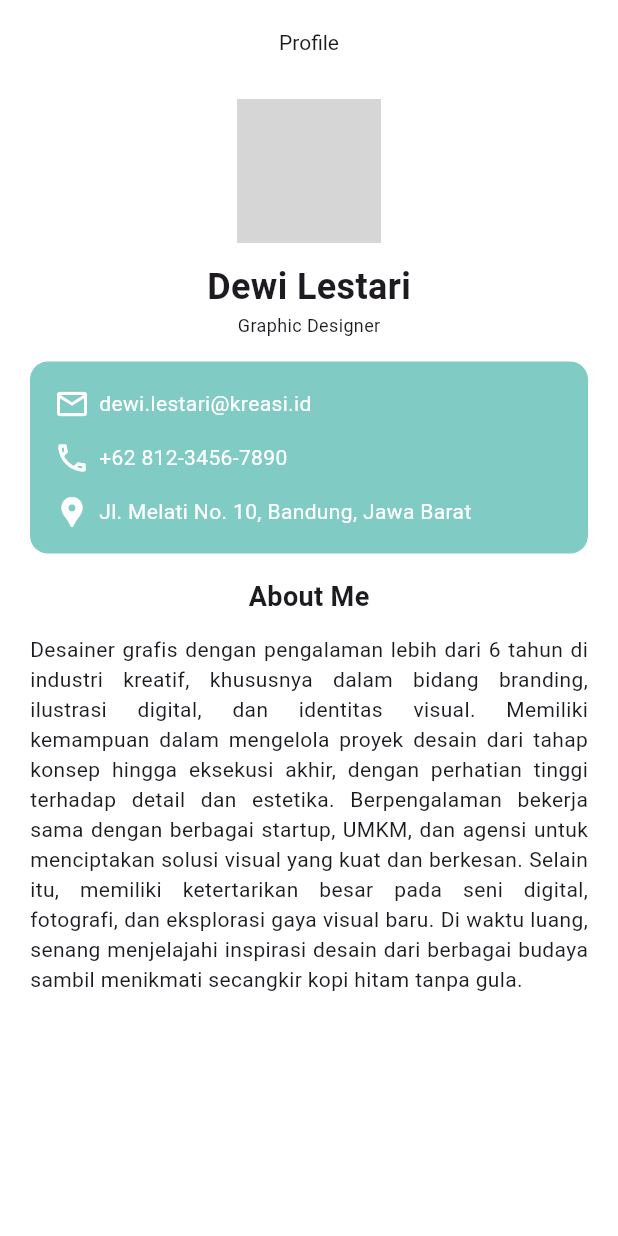
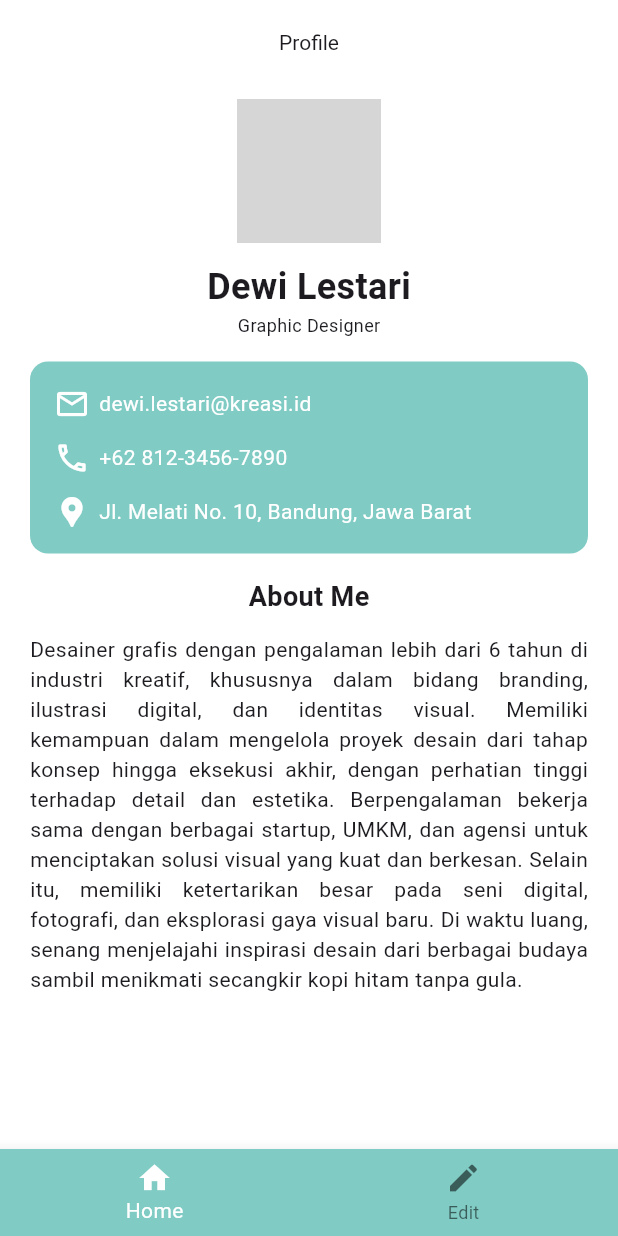
Before and after one commit to raulathallah/flutter-sa-assignment, a Flutter app: the screen it shows after launch, on a phone screen of 412 x 824 dp. Run offline on Flutter 3.47's test engine with Material 3 defaults, Android fonts, the phone set to English and light mode, and no system bars; grey boxes are pictures that could not be loaded.

Commit message:
add navbar

```diff
--- a/lib/main.dart
+++ b/lib/main.dart
@@ -21,29 +21,7 @@ class MyApp extends StatelessWidget {
     return MaterialApp(
       theme: ThemeData(scaffoldBackgroundColor: Colors.white),
       title: 'My Portfolio',
-      home: Scaffold(
-        appBar: AppBar(
-          title: const Text('Profile', style: TextStyle(fontSize: 14)),
-          backgroundColor: Colors.white,
-          centerTitle: true,
-        ),
-        body: SafeArea(
-          child: SingleChildScrollView(
-            child: Padding(
-              padding: EdgeInsets.symmetric(horizontal: 20, vertical: 10),
-              child: Column(
-                children: [
-                  BuildProfileHeader(user: user),
-                  SizedBox(height: 16),
-                  BuildProfileInfo(user: user),
-                  SizedBox(height: 16),
-                  BuildProfileBio(user: user),
-                ],
-              ),
-            ),
-          ),
-        ),
-      ),
+      home: ProfileScreen(user: user),
     );
   }
 }
--- a/lib/screen/profile.dart
+++ b/lib/screen/profile.dart
@@ -1,13 +1,50 @@
 import 'package:flutter/material.dart';
 import 'package:my_portofolio_app/models/user.dart';
 
-class BuildProfileHeader extends StatelessWidget {
+class ProfileScreen extends StatelessWidget {
   final User user;
 
-  const BuildProfileHeader({required this.user});
+  const ProfileScreen({required this.user});
 
   @override
   Widget build(BuildContext context) {
+    return Scaffold(
+      appBar: AppBar(
+        title: const Text('Profile', style: TextStyle(fontSize: 14)),
+        backgroundColor: Colors.white,
+        centerTitle: true,
+      ),
+      body: SafeArea(
+        child: SingleChildScrollView(
+          child: Padding(
+            padding: EdgeInsets.symmetric(horizontal: 20, vertical: 10),
+            child: Column(
+              children: [
+                BuildProfileHeader(user),
+                SizedBox(height: 16),
+                BuildProfileInfo(user),
+                SizedBox(height: 16),
+                BuildProfileBio(user),
+              ],
+            ),
+          ),
+        ),
+      ),
+      bottomNavigationBar: BottomNavigationBar(
+        currentIndex: 0,
+        onTap: null,
+        backgroundColor: Colors.teal[200],
+        selectedItemColor: Colors.white,
+        items: const [
+          BottomNavigationBarItem(icon: Icon(Icons.home), label: 'Home'),
+          BottomNavigationBarItem(icon: Icon(Icons.edit), label: 'Edit'),
+        ],
+      ),
+    );
+  }
+}
+
+Widget BuildProfileHeader(User user) {
   return Column(
     children: [
       CircleAvatar(
@@ -28,15 +65,8 @@ class BuildProfileHeader extends StatelessWidget {
     ],
   );
 }
-}
 
-class BuildProfileInfo extends StatelessWidget {
-  final User user;
-
-  const BuildProfileInfo({required this.user});
-
-  @override
-  Widget build(BuildContext context) {
+Widget BuildProfileInfo(User user) {
   return Container(
     padding: EdgeInsets.all(16),
     decoration: BoxDecoration(
@@ -76,14 +106,8 @@ class BuildProfileInfo extends StatelessWidget {
     ),
   );
 }
-}
 
-class BuildProfileBio extends StatelessWidget {
-  final User user;
-
-  const BuildProfileBio({required this.user});
-  @override
-  Widget build(BuildContext context) {
+Widget BuildProfileBio(User user) {
   return Column(
     children: [
       Text(
@@ -95,4 +119,3 @@ class BuildProfileBio extends StatelessWidget {
     ],
   );
 }
-}
```
Lines whose indentation alone changed are shown as unchanged.
